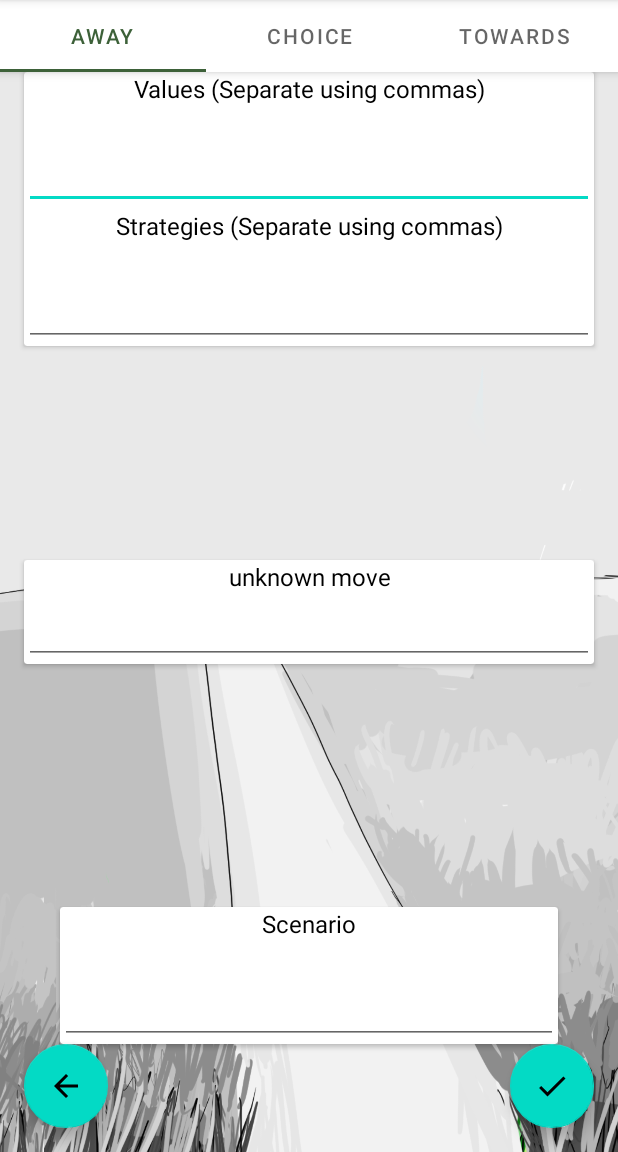
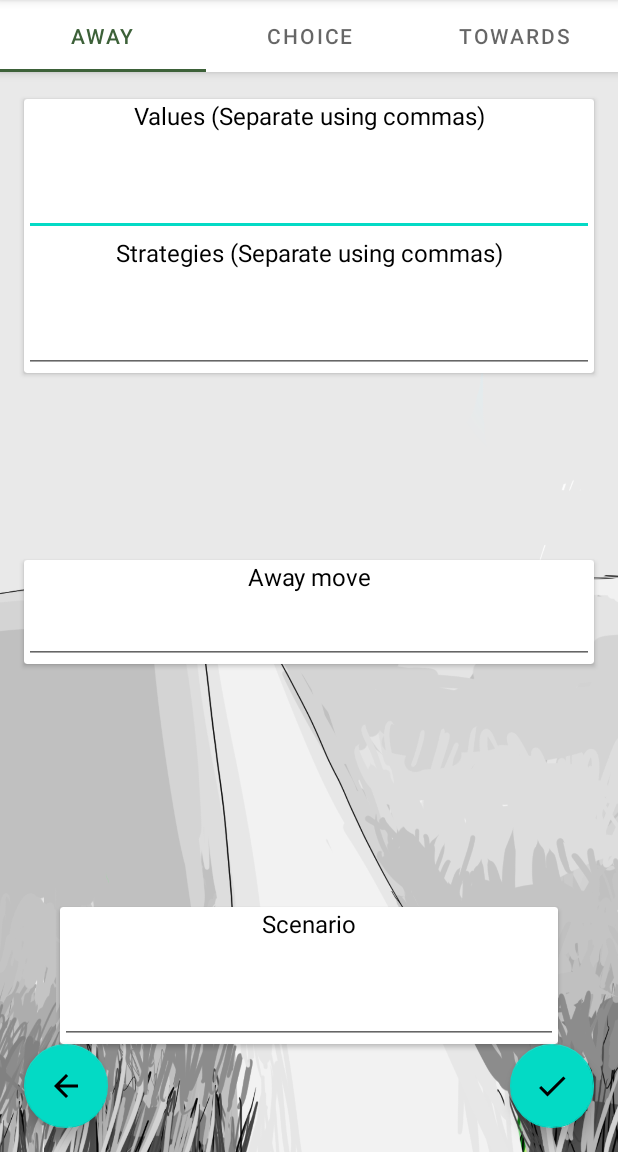
Before and after one commit to Dj5822/FACT-Application, an Android app: the ChoiceFragment screen opened directly, with no data from a screen before it, after a tap on an icon or button, on a phone screen of 412 x 824 dp, the part 84-1236 px from its top. Run offline under Robolectric (Android 15) with nearby library versions, the phone set to English and light mode, and no system bars; 1 statement that could not run was skipped.

Commit message:
Adjust positioning

```diff
--- a/app/src/main/res/layout/activity_choicepoint_left.xml
+++ b/app/src/main/res/layout/activity_choicepoint_left.xml
@@ -33,6 +33,7 @@
             android:layout_width="fill_parent"
             android:layout_height="wrap_content"
             android:layout_alignParentTop="true"
+            android:layout_marginTop="18dp"
             android:paddingLeft="22sp"
             android:paddingBottom="82sp"
             android:text="Health"
@@ -43,6 +44,7 @@
             android:layout_width="fill_parent"
             android:layout_height="wrap_content"
             android:layout_alignParentTop="true"
+            android:layout_marginTop="18dp"
             android:paddingTop="82sp"
             android:paddingRight="22sp"
             android:text="Family"
@@ -55,6 +57,7 @@
             android:layout_height="wrap_content"
             android:layout_alignParentTop="true"
             android:layout_marginLeft="16dp"
+            android:layout_marginTop="18dp"
             android:layout_marginRight="16dp"
             android:textSize="36sp">
 
@@ -106,8 +109,8 @@
             android:id="@+id/choicepointCurrentText"
             android:layout_width="match_parent"
             android:layout_height="wrap_content"
+            android:layout_centerInParent="true"
             android:orientation="horizontal"
-            android:layout_centerInParent="true"
             android:text="@string/current_text"
             android:textAlignment="center"
             android:textColor="@color/black"
@@ -118,19 +121,19 @@
             android:layout_width="match_parent"
             android:layout_height="wrap_content"
             android:layout_centerInParent="true"
+            android:layout_marginLeft="16dp"
+            android:layout_marginRight="16dp"
             android:orientation="horizontal"
             android:text="@string/current_text"
             android:textAlignment="center"
             android:textColor="@color/black"
-            android:textSize="36sp"
-            android:layout_marginLeft="16dp"
-            android:layout_marginRight="16dp">
+            android:textSize="36sp">
 
             <TextView
                 android:id="@+id/choicePointCurrentTextEdit"
                 android:layout_width="fill_parent"
                 android:layout_height="wrap_content"
-                android:text="unknown move"
+                android:text="Away move"
                 android:textAlignment="center"
                 android:textColor="@color/black"
                 android:textSize="16sp" />
--- a/app/src/main/res/layout/activity_choicepoint_right.xml
+++ b/app/src/main/res/layout/activity_choicepoint_right.xml
@@ -33,6 +33,7 @@
             android:layout_width="fill_parent"
             android:layout_height="wrap_content"
             android:layout_alignParentTop="true"
+            android:layout_marginTop="18dp"
             android:paddingLeft="22sp"
             android:paddingBottom="82sp"
             android:text="Health"
@@ -43,6 +44,7 @@
             android:layout_width="fill_parent"
             android:layout_height="wrap_content"
             android:layout_alignParentTop="true"
+            android:layout_marginTop="18dp"
             android:paddingTop="82sp"
             android:paddingRight="22sp"
             android:text="Family"
@@ -54,6 +56,7 @@
             android:layout_width="fill_parent"
             android:layout_height="wrap_content"
             android:layout_alignParentTop="true"
+            android:layout_marginTop="18dp"
             android:layout_marginLeft="16dp"
             android:layout_marginRight="16dp"
             android:textSize="36sp">
@@ -130,7 +133,7 @@
                 android:id="@+id/choicePointCurrentTextEdit"
                 android:layout_width="fill_parent"
                 android:layout_height="wrap_content"
-                android:text="unknown move"
+                android:text="Towards move"
                 android:textAlignment="center"
                 android:textColor="@color/black"
                 android:textSize="16sp" />
```
Also changed, not shown: app/src/main/res/layout/activity_choicepoint_center.xml (+8 -3 lines).
